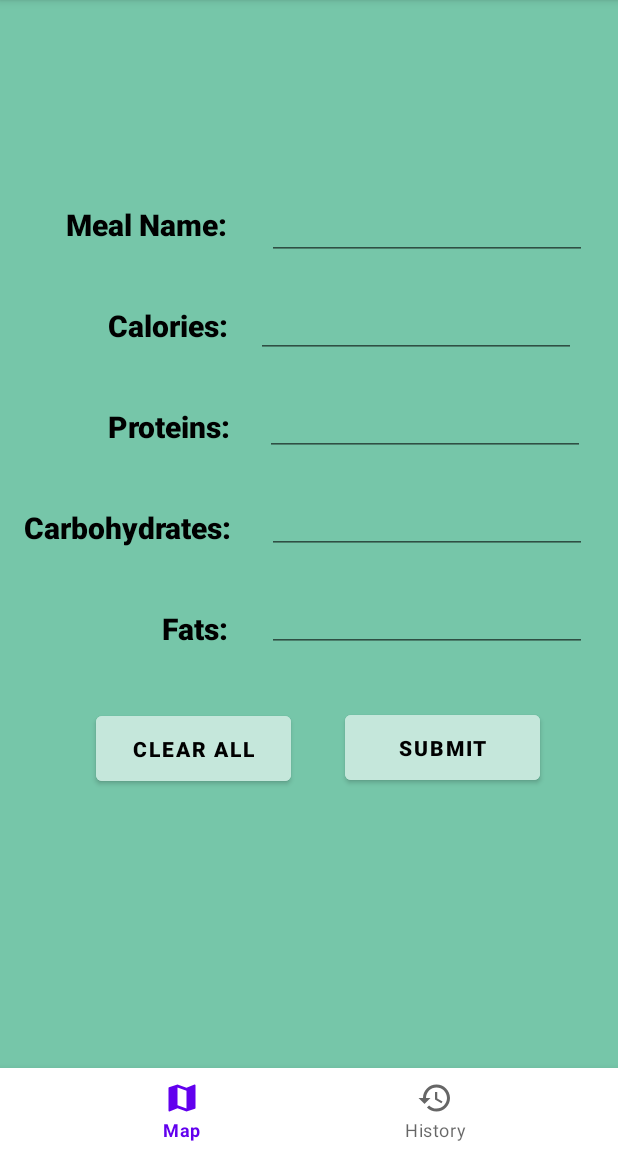
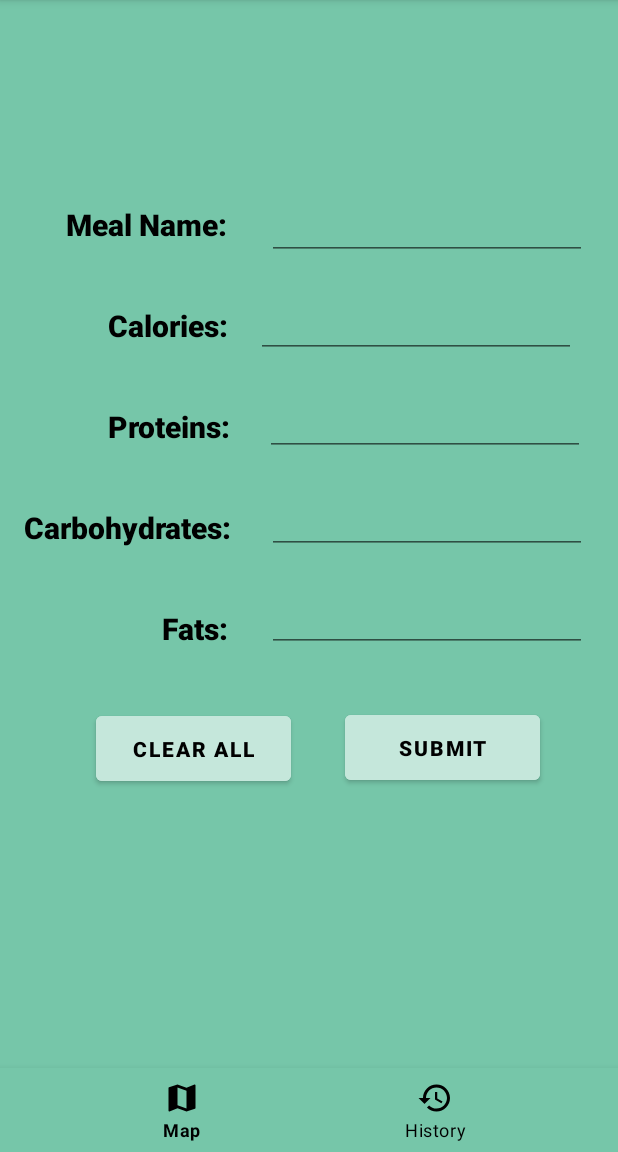
Before and after one commit to yuunster/MealMap, an Android app: the screen it shows after launch (MainActivity), after a tap on "LOG MEAL", on a phone screen of 412 x 824 dp, the part 84-1236 px from its top. Run offline under Robolectric (Android 15) with nearby library versions, the phone set to English and light mode, and no system bars; our stand-ins replace Room's generated code, navigation-ui.

Commit message:
customized nav bar with correct colors

```diff
--- /dev/null
+++ b/app/src/main/res/drawable/icon_tint.xml
@@ -0,0 +1,7 @@
+<?xml version="1.0" encoding="utf-8"?>
+<selector xmlns:android="http://schemas.android.com/apk/res/android">
+    <item android:state_checked="true"
+        android:color="@color/black"/>
+    <item android:state_checked="false"
+        android:color="@android:color/black"/>
+</selector>
--- a/app/src/main/res/layout/activity_main.xml
+++ b/app/src/main/res/layout/activity_main.xml
@@ -20,9 +20,12 @@ tools:context=".MainActivity">
 		android:id="@+id/bottom_nav_view"
 		android:layout_width="match_parent"
 		android:layout_height="wrap_content"
+		android:background="@color/green"
 		app:layout_constraintBottom_toBottomOf="parent"
 		app:layout_constraintEnd_toEndOf="parent"
 		app:layout_constraintStart_toStartOf="parent"
-		app:menu="@menu/nav_menu"/>
+		app:menu="@menu/nav_menu"
+		app:itemTextColor="@drawable/icon_tint"
+		app:itemIconTint="@drawable/icon_tint" />
 
 </androidx.constraintlayout.widget.ConstraintLayout>
--- a/app/src/main/res/menu/nav_menu.xml
+++ b/app/src/main/res/menu/nav_menu.xml
@@ -1,12 +1,11 @@
 <?xml version="1.0" encoding="utf-8"?>
 <menu xmlns:app="http://schemas.android.com/apk/res-auto"
     xmlns:android="http://schemas.android.com/apk/res/android">
-
     <item
         android:id="@+id/mealMapFragment"
         android:icon="@drawable/ic_menu_map"
         android:title="@string/menu_map"
-        app:showAsAction="ifRoom|withText"
+        app:showAsAction="ifRoom"
         android:layout_width="wrap_content"
         android:layout_height="wrap_content" />
 
@@ -14,7 +13,7 @@
         android:id="@+id/mealListFragment"
         android:icon="@drawable/ic_menu_history"
         android:title="@string/menu_history"
-        app:showAsAction="ifRoom|withText"
+        app:showAsAction="ifRoom"
         android:layout_width="wrap_content"
         android:layout_height="wrap_content" />
 </menu>
```
Also changed, not shown: app/src/main/res/layout/fragment_meal_map.xml (+15 -3 lines).
